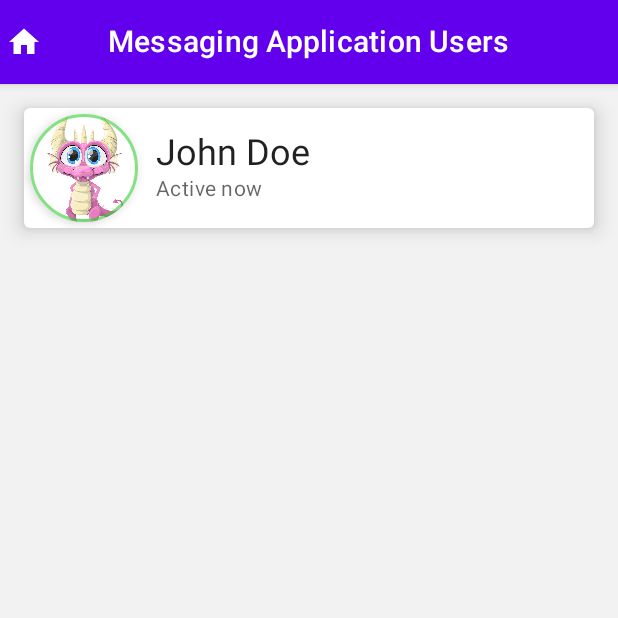
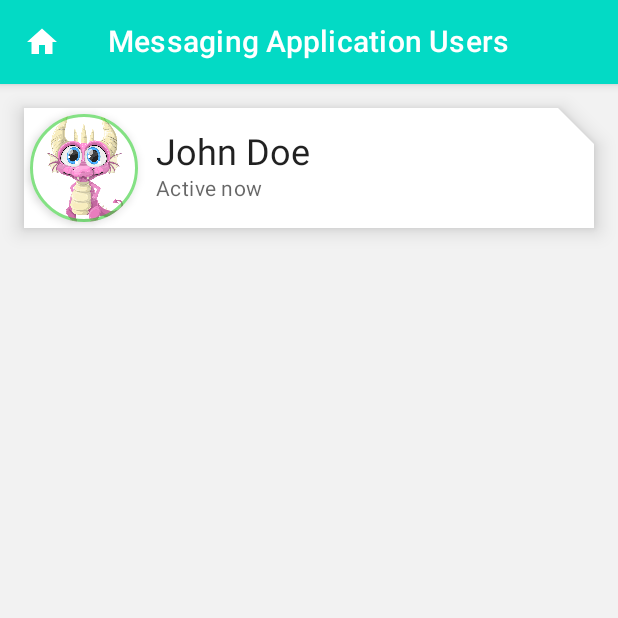
Before and after one commit to t0in4/ProfileCard1, an Android app built with Jetpack Compose: the screen it shows after launch (MainActivity), on a phone screen of 412 x 824 dp, the top half of it. Run offline under Robolectric (Android 15) with nearby library versions, the phone set to English and light mode, and no system bars.

Commit message:
1. added to navigationIcon padding 2. changed topEnd shape of ProfileCard in Shape.kt

```diff
--- a/app/src/main/java/com/eyehail/profilecardlayout/MainActivity.kt
+++ b/app/src/main/java/com/eyehail/profilecardlayout/MainActivity.kt
@@ -55,8 +55,9 @@ fun MainScreen() {
 fun AppBar() {
     TopAppBar(
         navigationIcon = { Icon(Icons.Default.Home,
-        "content description") },
-        title = { Text("Messaging Application Users") }
+        "content description", Modifier.padding(horizontal = 12.dp)) },
+        title = { Text("Messaging Application Users") },
+
     )
 }
 //adding Scaffold - end
--- a/app/src/main/java/com/eyehail/profilecardlayout/ui/theme/Shape.kt
+++ b/app/src/main/java/com/eyehail/profilecardlayout/ui/theme/Shape.kt
@@ -1,11 +1,13 @@
 package com.eyehail.profilecardlayout.ui.theme
 
+import androidx.compose.foundation.shape.CutCornerShape
 import androidx.compose.foundation.shape.RoundedCornerShape
 import androidx.compose.material.Shapes
 import androidx.compose.ui.unit.dp
 
 val Shapes = Shapes(
     small = RoundedCornerShape(4.dp),
-    medium = RoundedCornerShape(4.dp),
+    //changing medium from RoundedCornerShape(4.dp) to CutCornerShape(topRight = 24.dp)
+    medium = CutCornerShape(topEnd = 24.dp),
     large = RoundedCornerShape(0.dp)
 )
--- a/app/src/main/java/com/eyehail/profilecardlayout/ui/theme/Theme.kt
+++ b/app/src/main/java/com/eyehail/profilecardlayout/ui/theme/Theme.kt
@@ -8,18 +8,18 @@ import androidx.compose.runtime.Composable
 import androidx.compose.ui.graphics.Color
 
 private val DarkColorPalette = darkColors(
-    primary = Purple200,
+    primary = Teal200,
     primaryVariant = Purple700,
-    secondary = Teal200,
+    secondary = Purple200,
     //surface = Color.LightGray
 // replace by own color veryLightGrey
 surface = veryLightGrey
 )
 
 private val LightColorPalette = lightColors(
-    primary = Purple500,
+    primary = Teal200,
     primaryVariant = Purple700,
-    secondary = Teal200,
+    secondary = Purple500,
     //surface = Color.LightGray
     surface = veryLightGrey
 
```
